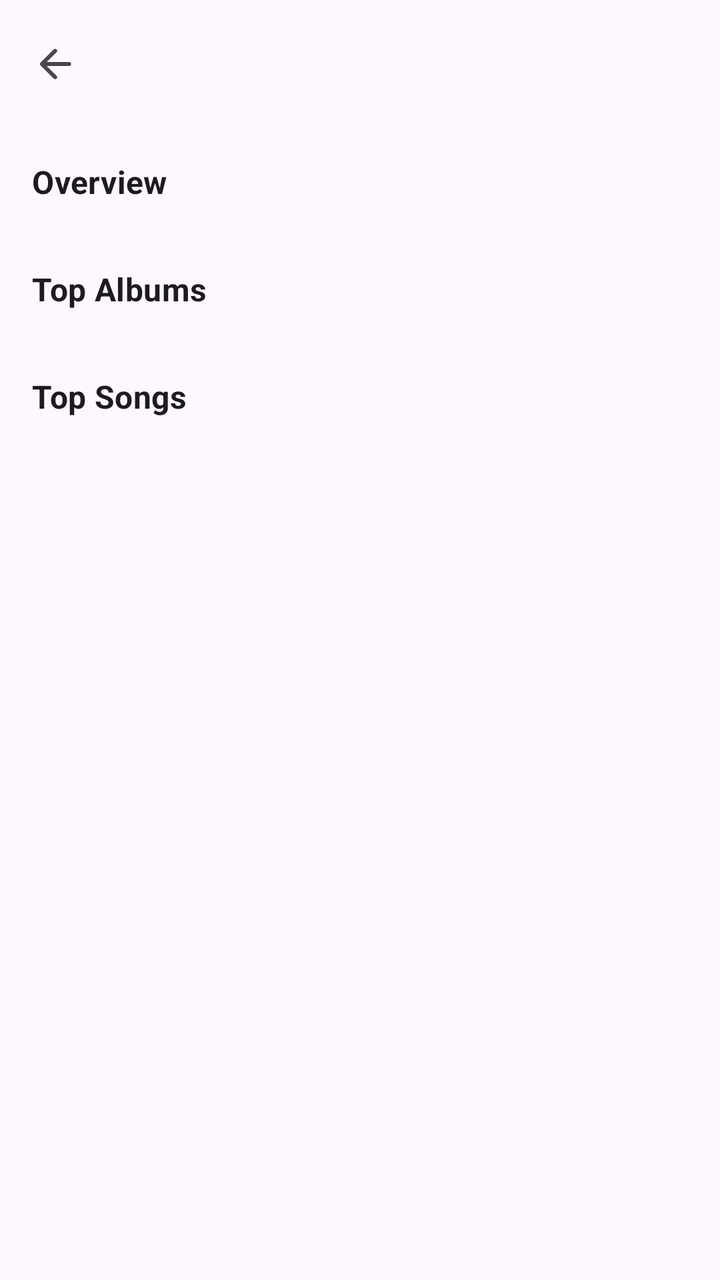
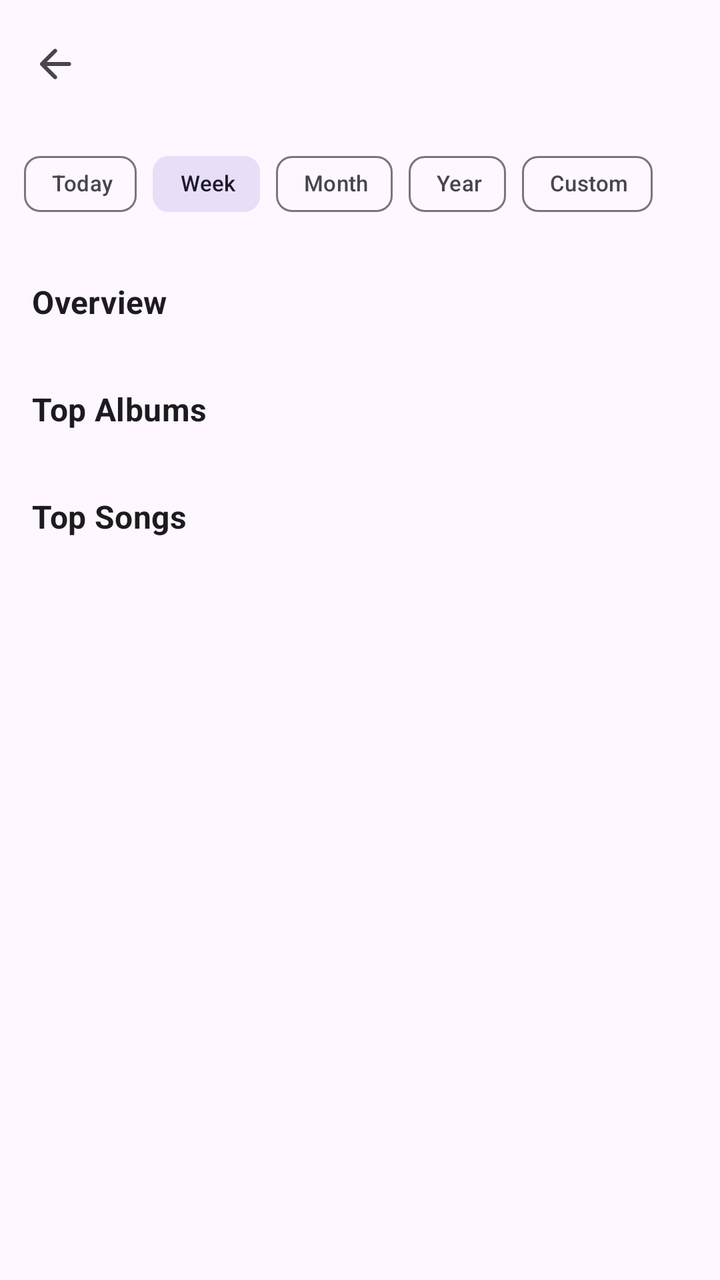

Two renders of the same Android screen: before a commit and after it. Below are the layout's source before the change and the commit's diff.
<!-- AndroidManifest.xml: application theme Theme.RetroMusic.FollowSystem -->
<!-- res/layout/fragment_stats_artist_detail.xml -->
<?xml version="1.0" encoding="utf-8"?>
<androidx.coordinatorlayout.widget.CoordinatorLayout xmlns:android="http://schemas.android.com/apk/res/android"
    xmlns:app="http://schemas.android.com/apk/res-auto"
    android:layout_width="match_parent"
    android:layout_height="match_parent"
    android:fitsSystemWindows="true">

    <com.google.android.material.appbar.AppBarLayout
        android:id="@+id/appBarLayout"
        android:layout_width="match_parent"
        android:layout_height="wrap_content"
        android:fitsSystemWindows="true"
        app:liftOnScroll="true">

        <com.google.android.material.appbar.MaterialToolbar
            android:id="@+id/toolbar"
            android:layout_width="match_parent"
            android:layout_height="wrap_content"
            app:layout_scrollFlags="scroll|enterAlways"
            app:navigationIcon="@drawable/ic_arrow_back"
            app:titleTextAppearance="@style/ToolbarTextAppearanceNormal" />
    </com.google.android.material.appbar.AppBarLayout>

    <androidx.core.widget.NestedScrollView
        android:layout_width="match_parent"
        android:layout_height="match_parent"
        android:clipToPadding="false"
        android:overScrollMode="@integer/overScrollMode"
        android:paddingBottom="@dimen/mini_player_height"
        app:layout_behavior="@string/appbar_scrolling_view_behavior">

        <LinearLayout
            android:layout_width="match_parent"
            android:layout_height="wrap_content"
            android:orientation="vertical"
            android:paddingStart="16dp"
            android:paddingTop="16dp"
            android:paddingEnd="16dp"
            android:paddingBottom="24dp">

            <TextView
                android:layout_width="wrap_content"
                android:layout_height="wrap_content"
                android:text="@string/stats_overview"
                android:textAppearance="@style/TextViewSubtitle1"
                android:textStyle="bold" />

            
            <LinearLayout
                android:id="@+id/overviewContainer"
                android:layout_width="match_parent"
                android:layout_height="wrap_content"
                android:layout_marginTop="8dp"
                android:orientation="vertical" />

            <TextView
                android:layout_width="wrap_content"
                android:layout_height="wrap_content"
                android:layout_marginTop="24dp"
                android:text="@string/stats_top_albums"
                android:textAppearance="@style/TextViewSubtitle1"
                android:textStyle="bold" />

            
            <LinearLayout
                android:id="@+id/topAlbumsContainer"
                android:layout_width="match_parent"
                android:layout_height="wrap_content"
                android:layout_marginTop="8dp"
                android:orientation="vertical" />

            <TextView
                android:layout_width="wrap_content"
                android:layout_height="wrap_content"
                android:layout_marginTop="24dp"
                android:text="@string/stats_top_songs"
                android:textAppearance="@style/TextViewSubtitle1"
                android:textStyle="bold" />

            
            <LinearLayout
                android:id="@+id/topSongsContainer"
                android:layout_width="match_parent"
                android:layout_height="wrap_content"
                android:layout_marginTop="8dp"
                android:orientation="vertical" />

        </LinearLayout>

    </androidx.core.widget.NestedScrollView>

</androidx.coordinatorlayout.widget.CoordinatorLayout>
<!-- resources referenced by this layout -->
<resources>
  <dimen name="mini_player_height">56dp</dimen>
  <integer name="overScrollMode">2</integer>
  <string name="stats_overview">Overview</string>
  <string name="stats_top_albums">Top Albums</string>
  <string name="stats_top_songs">Top Songs</string>
  <style name="TextViewSubtitle1" parent="TextAppearance.MaterialComponents.Subtitle1" />
  <style name="ToolbarTextAppearanceNormal">
          <item name="android:textStyle">bold</item>
          <item name="android:textAllCaps">false</item>
          <item name="android:textSize">20sp</item>
          <item name="android:letterSpacing">0.0125</item>
          <item name="android:textColor">?android:attr/textColorPrimary</item>
      </style>
  <style name="Theme.RetroMusic.FollowSystem" parent="Theme.RetroMusic.Base.Adaptive">
          <item name="android:windowBackground">?colorSurface</item>
      </style>
  <!-- drawable round_selector (drawable) -->
  <ripple xmlns:android="http://schemas.android.com/apk/res/android"
      android:color="?android:attr/colorControlHighlight">
  
      <item
          android:id="@android:id/mask"
          android:drawable="@drawable/round_selector_mask" />
  
  </ripple>
  <style name="Widget.ActionButton.Overflow" parent="Widget.AppCompat.ActionButton.Overflow">
          <item name="android:contentDescription">@string/abc_action_menu_overflow_description</item>
      </style>
  <style name="MaterialAlertDialogTheme" parent="ThemeOverlay.Material3.MaterialAlertDialog" />
  <style name="MaterialPopupMenuStyle" parent="Widget.Material3.PopupMenu">
          <item name="android:popupBackground">@drawable/popup_background</item>
      </style>
  <color name="elevationOverlay">@color/elevationOverlayLight</color>
  <!-- drawable popup_background (drawable) -->
  <?xml version="1.0" encoding="utf-8"?>
  <layer-list xmlns:android="http://schemas.android.com/apk/res/android">
      <item>
          <shape>
              <solid android:color="?attr/colorSurface" />
              <corners android:radius="20dp" />
          </shape>
      </item>
      <item>
          <shape>
              <solid android:color="@color/m3_popupmenu_overlay_color"/>
              <corners android:radius="20dp" />
              <padding
                  android:bottom="10dp"
                  android:top="10dp" />
          </shape>
      </item>
  </layer-list>
  <!-- drawable round_selector_mask (drawable) -->
  <?xml version="1.0" encoding="utf-8"?>
  <shape xmlns:android="http://schemas.android.com/apk/res/android"
      android:shape="oval">
      <solid android:color="@android:color/white" />
  </shape>
  <dimen name="m3_card_corner_radius">16dp</dimen>
  <color name="md_green_500">#4CAF50</color>
  <style name="TextViewNormal" parent="">
          <item name="android:textSize">14sp</item>
      </style>
  <dimen name="button_padding_vertical">10dp</dimen>
  <color name="elevationOverlayLight">@color/md_grey_500</color>
  <color name="md_grey_500">#9E9E9E</color>
  <!-- unchanged entries left out for length: 4 -->
</resources>

<!-- the commit's change to res/layout/fragment_stats_artist_detail.xml (unified diff, before → after) -->
@@ -19,6 +19,63 @@
             app:layout_scrollFlags="scroll|enterAlways"
             app:navigationIcon="@drawable/ic_arrow_back"
             app:titleTextAppearance="@style/ToolbarTextAppearanceNormal" />
+
+        <HorizontalScrollView
+            android:layout_width="match_parent"
+            android:layout_height="wrap_content"
+            android:paddingStart="12dp"
+            android:paddingTop="4dp"
+            android:paddingEnd="12dp"
+            android:paddingBottom="8dp"
+            android:overScrollMode="@integer/overScrollMode"
+            android:scrollbars="none">
+
+            <com.google.android.material.chip.ChipGroup
+                android:id="@+id/statsTimeRangeChipGroup"
+                android:layout_width="wrap_content"
+                android:layout_height="wrap_content"
+                app:singleLine="true"
+                app:singleSelection="true">
+
+                <com.google.android.material.chip.Chip
+                    android:id="@+id/statsTimeRangeChipToday"
+                    style="@style/StatsTimeRangeChipStyle"
+                    android:layout_width="wrap_content"
+                    android:layout_height="wrap_content"
+                    android:text="@string/stats_time_range_today" />
+
+                <com.google.android.material.chip.Chip
+                    android:id="@+id/statsTimeRangeChipWeek"
+                    style="@style/StatsTimeRangeChipStyle"
+                    android:layout_width="wrap_content"
+                    android:layout_height="wrap_content"
+                    android:checked="true"
+                    android:text="@string/stats_time_range_week" />
+
+                <com.google.android.material.chip.Chip
+                    android:id="@+id/statsTimeRangeChipMonth"
+                    style="@style/StatsTimeRangeChipStyle"
+                    android:layout_width="wrap_content"
+                    android:layout_height="wrap_content"
+                    android:text="@string/stats_time_range_month" />
+
+                <com.google.android.material.chip.Chip
+                    android:id="@+id/statsTimeRangeChipYear"
+                    style="@style/StatsTimeRangeChipStyle"
+                    android:layout_width="wrap_content"
+                    android:layout_height="wrap_content"
+                    android:text="@string/stats_time_range_year" />
+
+                <com.google.android.material.chip.Chip
+                    android:id="@+id/statsTimeRangeChipCustom"
+                    style="@style/StatsTimeRangeChipStyle"
+                    android:layout_width="wrap_content"
+                    android:layout_height="wrap_content"
+                    android:text="@string/stats_time_range_custom" />
+
+            </com.google.android.material.chip.ChipGroup>
+
+        </HorizontalScrollView>
     </com.google.android.material.appbar.AppBarLayout>
 
     <androidx.core.widget.NestedScrollView
@@ -45,7 +102,6 @@
                 android:textAppearance="@style/TextViewSubtitle1"
                 android:textStyle="bold" />
 
-            
             <LinearLayout
                 android:id="@+id/overviewContainer"
                 android:layout_width="match_parent"
@@ -61,7 +117,6 @@
                 android:textAppearance="@style/TextViewSubtitle1"
                 android:textStyle="bold" />
 
-            
             <LinearLayout
                 android:id="@+id/topAlbumsContainer"
                 android:layout_width="match_parent"
@@ -77,7 +132,6 @@
                 android:textAppearance="@style/TextViewSubtitle1"
                 android:textStyle="bold" />
 
-            
             <LinearLayout
                 android:id="@+id/topSongsContainer"
                 android:layout_width="match_parent"
<!-- resource entries referenced after the edit -->
@@ -3,8 +3,22 @@
   <dimen name="mini_player_height">56dp</dimen>
   <integer name="overScrollMode">2</integer>
   <string name="stats_overview">Overview</string>
+  <string name="stats_time_range_custom">Custom</string>
+  <string name="stats_time_range_month">Month</string>
+  <string name="stats_time_range_today">Today</string>
+  <string name="stats_time_range_week">Week</string>
+  <string name="stats_time_range_year">Year</string>
   <string name="stats_top_albums">Top Albums</string>
   <string name="stats_top_songs">Top Songs</string>
+  <style name="StatsTimeRangeChipStyle" parent="Widget.Material3.Chip.Filter">
+          <item name="android:checked">false</item>
+          <item name="android:textSize">11sp</item>
+          <item name="checkedIconVisible">false</item>
+          <item name="chipEndPadding">6dp</item>
+          <item name="chipStartPadding">6dp</item>
+          <item name="chipMinHeight">28dp</item>
+          <item name="android:minHeight">0dp</item>
+      </style>
   <style name="TextViewSubtitle1" parent="TextAppearance.MaterialComponents.Subtitle1" />
   <style name="ToolbarTextAppearanceNormal">
           <item name="android:textStyle">bold</item>
